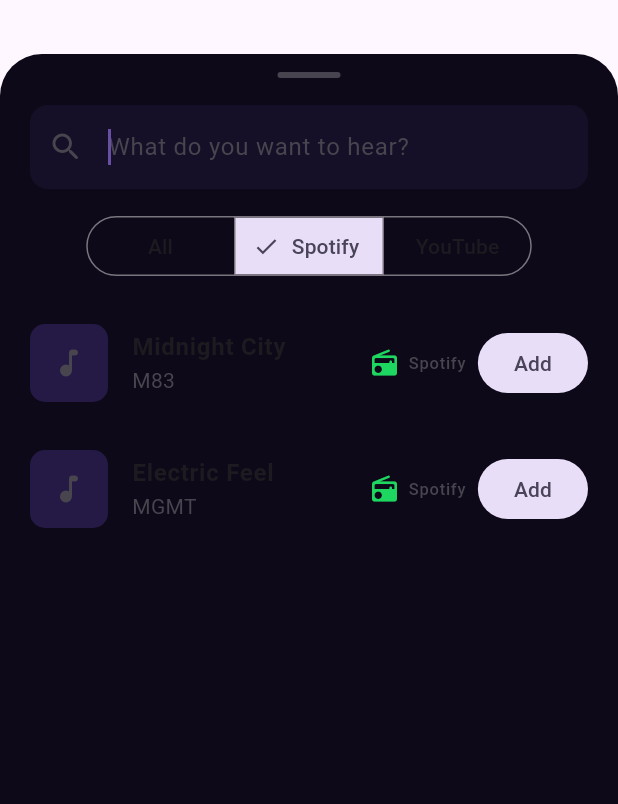
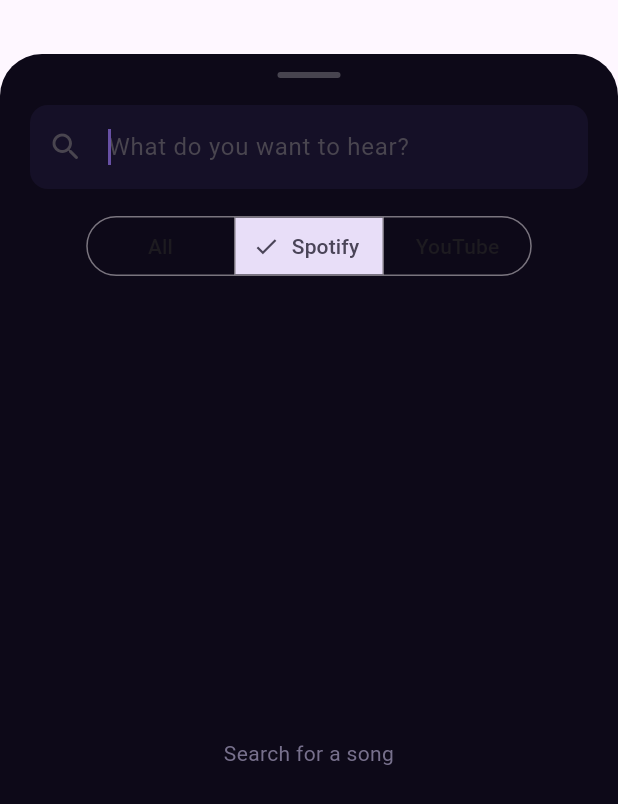
Before and after one commit to mimilance-dev/VYBE, a Flutter app: the TrackSearchSheet widget shown alone on an empty page, opened directly with empty values, after a tap on "Spotify", on a phone screen of 412 x 824 dp. Shown: the top 804 px of the screen. Run offline on Flutter 3.47's test engine with Material 3 defaults, Android fonts, the phone set to English and light mode, and no system bars; our stand-ins replace cached_network_image, cloud_firestore, cloud_functions, firebase_auth, firebase_core, firebase_database and 4 more; missing offline and left inert: dart:html, dart:js, firebase_app_check; accounts and stored records are empty; generated files the repository leaves out were written again.

Commit message:
Committing Till Spotify Integration

```diff
--- a/database.rules.json
+++ b/database.rules.json
@@ -13,8 +13,8 @@
     "presence": {
       "$roomId": {
         ".indexOn": ["connectedAt"],
+        ".read": "auth != null && root.child('roomMembers/' + $roomId + '/' + auth.uid).exists()",
         "$uid": {
-          ".read": "auth != null && root.child('roomMembers/' + $roomId + '/' + auth.uid).exists()",
           ".write": "auth != null && auth.uid === $uid && root.child('roomMembers/' + $roomId + '/' + auth.uid).exists() && (!newData.exists() || (newData.child('roomId').val() === $roomId && newData.child('connected').isBoolean() && newData.child('connectedAt').isNumber() && newData.child('connectedAt').val() > 0))",
           ".validate": "!newData.exists() || (newData.child('roomId').val() === $roomId && newData.child('connected').isBoolean() && newData.child('connectedAt').isNumber())",
           "$other": {".validate": "$other === 'roomId' || $other === 'connected' || $other === 'connectedAt'"}
--- a/lib/features/rooms/playback/listening_room_screen.dart
+++ b/lib/features/rooms/playback/listening_room_screen.dart
@@ -1,3 +1,5 @@
+import 'dart:async';
+
 import 'package:flutter/material.dart';
 import 'package:cached_network_image/cached_network_image.dart';
 import 'package:flutter/services.dart';
@@ -7,6 +9,7 @@
 import '../../../core/music/widgets/provider_badge.dart';
 import '../../../theme/app_colors.dart';
 import '../../../theme/app_tokens.dart';
+import '../../spotify/spotify_connection.dart';
 import '../models/room_models.dart';
 import '../providers/room_providers.dart';
 import 'playback_command.dart';
@@ -745,15 +748,13 @@
   final _query = TextEditingController();
   String _provider = 'All';
   int _visibleCount = 30;
-  final _tracks = const [
-    Track(
-        id: 'midnight-city',
-        provider: MusicProviderId.spotify,
-        title: 'Midnight City',
-        artist: 'M83',
-        album: Album(id: 'hurry-up', title: "Hurry Up, We're Dreaming"),
-        durationMs: 244000,
-        externalUrl: 'https://open.spotify.com/track/midnight-city'),
+  Timer? _debounce;
+  List<Track> _spotifyResults = const [];
+  bool _searching = false;
+  String? _spotifyError;
+  int _searchId = 0;
+  // Placeholder until YouTube search is wired up.
+  final _youtubeSamples = const [
     Track(
         id: 'dandelions',
         provider: MusicProviderId.youtube,
@@ -762,18 +763,66 @@
         album: Album(id: 'safe-haven', title: 'Safe Haven'),
         durationMs: 223000,
         externalUrl: 'https://youtube.com/watch?v=dandelions'),
-    Track(
-        id: 'electric-feel',
-        provider: MusicProviderId.spotify,
-        title: 'Electric Feel',
-        artist: 'MGMT',
-        album: Album(id: 'oracular', title: 'Oracular Spectacular'),
-        durationMs: 229000,
-        externalUrl: 'https://open.spotify.com/track/electric-feel'),
   ];
+
+  void _onQueryChanged() {
+    setState(() => _visibleCount = 30);
+    _debounce?.cancel();
+    _debounce = Timer(const Duration(milliseconds: 400), _searchSpotify);
+  }
+
+  Future<void> _searchSpotify() async {
+    final query = _query.text.trim();
+    final id = ++_searchId;
+    if (query.isEmpty || _provider == 'YouTube') {
+      setState(() {
+        _spotifyResults = const [];
+        _searching = false;
+        _spotifyError = null;
+      });
+      return;
+    }
+    if (!(ref.read(spotifyConnectionProvider).valueOrNull ?? false)) {
+      setState(() {
+        _spotifyResults = const [];
+        _spotifyError = 'Connect Spotify from the home screen to search it.';
+      });
+      return;
+    }
+    final cacheKey = 'spotify:$query';
+    final cached = ref.read(musicCacheProvider).search(cacheKey);
+    if (cached != null) {
+      setState(() {
+        _spotifyResults = cached;
+        _spotifyError = null;
+      });
+      return;
+    }
+    setState(() {
+      _searching = true;
+      _spotifyError = null;
+    });
+    try {
+      final results = await ref.read(spotifyMusicProviderProvider).search(query);
+      ref.read(musicCacheProvider).putSearch(cacheKey, results);
+      if (!mounted || id != _searchId) return;
+      setState(() {
+        _spotifyResults = results;
+        _searching = false;
+      });
+    } catch (error) {
+      if (!mounted || id != _searchId) return;
+      setState(() {
+        _spotifyResults = const [];
+        _searching = false;
+        _spotifyError = 'Spotify search failed: $error';
+      });
+    }
+  }
 
   @override
   void dispose() {
+    _debounce?.cancel();
     _query.dispose();
     super.dispose();
   }
@@ -781,18 +830,16 @@
   @override
   Widget build(BuildContext context) {
     final query = _query.text.toLowerCase();
-    final filtered = _tracks.where((track) {
-      final matchesQuery = query.isEmpty ||
-          track.title.toLowerCase().contains(query) ||
-          track.artist.toLowerCase().contains(query);
-      final matchesProvider = _provider == 'All' ||
-          track.provider.name.toLowerCase() == _provider.toLowerCase();
-      return matchesQuery && matchesProvider;
-    }).toList();
-    if (query.isNotEmpty &&
-        ref.read(musicCacheProvider).search(query) == null) {
-      ref.read(musicCacheProvider).putSearch(query, filtered);
-    }
+    final youtube = _provider == 'Spotify'
+        ? const <Track>[]
+        : _youtubeSamples.where((track) =>
+            query.isNotEmpty &&
+            (track.title.toLowerCase().contains(query) ||
+                track.artist.toLowerCase().contains(query)));
+    final filtered = [
+      if (_provider != 'YouTube') ..._spotifyResults,
+      ...youtube,
+    ];
     final visibleResults = filtered.take(_visibleCount).toList(growable: false);
     return Container(
         margin: const EdgeInsets.only(top: 36),
@@ -813,7 +860,7 @@
                   TextField(
                       controller: _query,
                       autofocus: true,
-                      onChanged: (_) => setState(() => _visibleCount = 30),
+                      onChanged: (_) => _onQueryChanged(),
                       decoration: InputDecoration(
                           prefixIcon: const Icon(Icons.search_rounded),
                           hintText: 'What do you want to hear?',
@@ -832,14 +879,24 @@
                       selected: {
                         _provider
                       },
-                      onSelectionChanged: (values) =>
-                          setState(() => _provider = values.first)),
+                      onSelectionChanged: (values) {
+                        setState(() => _provider = values.first);
+                        _searchSpotify();
+                      }),
                   const SizedBox(height: 12),
                   Expanded(
                       child: filtered.isEmpty
-                          ? const Center(
-                              child: Text('No tracks found',
-                                  style: TextStyle(color: AppColors.muted)))
+                          ? Center(
+                              child: _searching
+                                  ? const CircularProgressIndicator()
+                                  : Text(
+                                      _spotifyError ??
+                                          (query.isEmpty
+                                              ? 'Search for a song'
+                                              : 'No tracks found'),
+                                      textAlign: TextAlign.center,
+                                      style: const TextStyle(
+                                          color: AppColors.muted)))
                           : ListView.builder(
                               itemCount: visibleResults.length +
                                   (visibleResults.length < filtered.length
--- a/lib/features/spotify/spotify_connection.dart
+++ b/lib/features/spotify/spotify_connection.dart
@@ -2,7 +2,9 @@
 import 'package:url_launcher/url_launcher.dart';
 
 import '../../core/config/app_environment.dart';
+import '../../core/music/providers/spotify/spotify_api_client.dart';
 import '../../core/music/providers/spotify/spotify_auth_service.dart';
+import '../../core/music/providers/spotify/spotify_music_provider.dart';
 import '../../core/music/providers/spotify/spotify_secure_storage.dart';
 
 const spotifyCallbackPath = '/spotify-callback';
@@ -29,6 +31,15 @@
     redirectUri: resolveSpotifyRedirectUri(),
     storage: SpotifySecureStorage(),
   ),
+);
+
+final spotifyApiClientProvider = Provider<SpotifyApiClient>(
+  (ref) => SpotifyApiClient(ref.watch(spotifyAuthServiceProvider)),
+);
+
+/// Metadata/search only; playback capabilities are intentionally not enabled.
+final spotifyMusicProviderProvider = Provider<SpotifyMusicProvider>(
+  (ref) => SpotifyMusicProvider(api: ref.watch(spotifyApiClientProvider)),
 );
 
 /// Navigates the browser to Spotify in the same tab so the redirect returns
```
Also changed, not shown: 1 other file.
